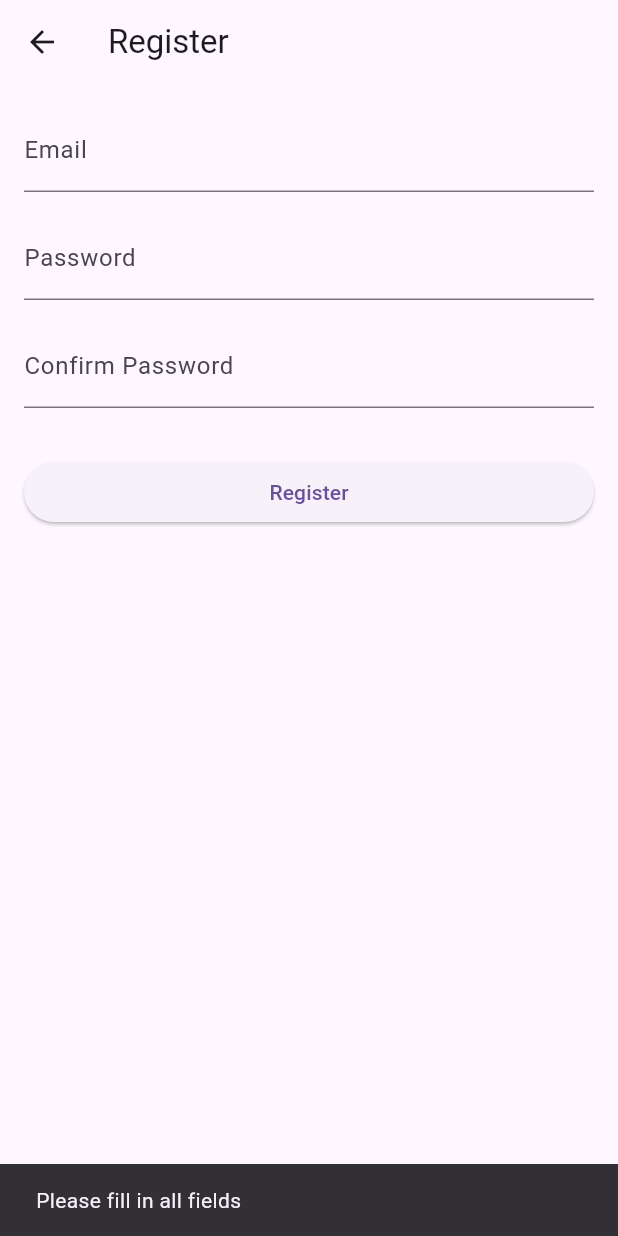
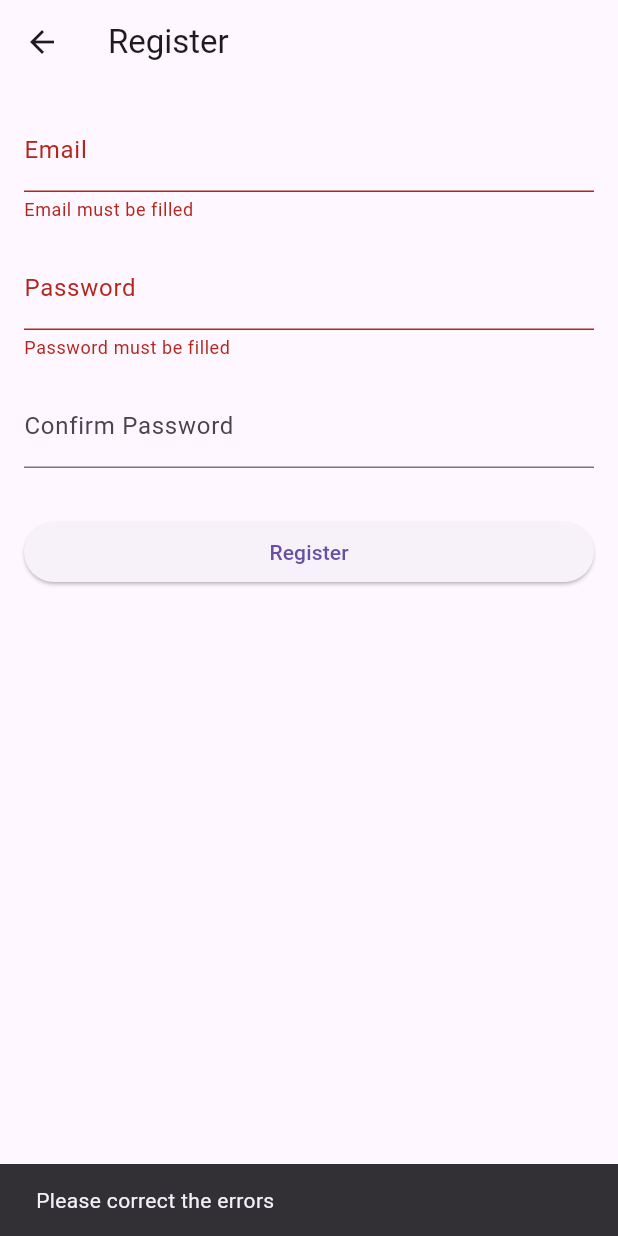
Before and after one commit to yudhisthereal/task_manager_app, a Flutter app: the RegisterScreen screen opened by its route, after a tap on "Register", on a phone screen of 412 x 824 dp. Run offline on Flutter 3.47's test engine with Material 3 defaults, Android fonts, the phone set to English and light mode, and no system bars; our stand-ins replace email_validator, equatable, flutter_bloc, sqflite; accounts and stored records are empty.

Commit message:
refine registration input validation

```diff
--- a/lib/screens/auth/register_screen.dart
+++ b/lib/screens/auth/register_screen.dart
@@ -1,3 +1,4 @@
+import 'package:email_validator/email_validator.dart';
 import 'package:flutter/material.dart';
 import 'package:flutter_bloc/flutter_bloc.dart';
 import '../../blocs/auth/auth_bloc.dart';
@@ -16,6 +17,11 @@ class RegisterScreen extends StatelessWidget {
 
   @override
   Widget build(BuildContext context) {
+    // Controllers that hold input error state
+    final emailError = ValueNotifier<String?>(null);
+    final passwordError = ValueNotifier<String?>(null);
+    final confirmPasswordError = ValueNotifier<String?>(null);
+
     return Scaffold(
       appBar: AppBar(
         title: const Text('Register'),
@@ -25,23 +31,44 @@ class RegisterScreen extends StatelessWidget {
         child: Column(
           crossAxisAlignment: CrossAxisAlignment.stretch,
           children: [
-            TextField(
+            ValueListenableBuilder<String?>(
+              valueListenable: emailError,
+              builder: (context, error, child) {
+                return TextField(
                   controller: emailController,
-              decoration: const InputDecoration(labelText: 'Email'),
+                  decoration: InputDecoration(
+                    labelText: 'Email',
+                    errorText: error
+                    ),
                   keyboardType: TextInputType.emailAddress,
+                );
+              }),
+            const SizedBox(height: 16),
+            ValueListenableBuilder<String?>(
+              valueListenable: passwordError,
+              builder: (context, error, child) {
+                return TextField(
+                  controller: passwordController,
+                  decoration: InputDecoration(
+                    labelText: 'Password',
+                    errorText: error
                     ),
+                  obscureText: true,
+                );
+              }),
             const SizedBox(height: 16),
-            TextField(
-              controller: passwordController,
-              decoration: const InputDecoration(labelText: 'Password'),
+            ValueListenableBuilder(
+              valueListenable: confirmPasswordError,
+              builder: (context, error, child) {
+                return TextField(
+                  controller: confirmPasswordController,
+                  decoration: InputDecoration(
+                    labelText: 'Confirm Password',
+                    errorText: error
+                    ),
                   obscureText: true,
-            ),
-            const SizedBox(height: 16),
-            TextField(
-              controller: confirmPasswordController,
-              decoration: const InputDecoration(labelText: 'Confirm Password'),
-              obscureText: true,
-            ),
+                );
+              }),
             const SizedBox(height: 32),
             BlocConsumer<AuthBloc, AuthState>(
               listener: (context, state) {
@@ -64,26 +91,44 @@ class RegisterScreen extends StatelessWidget {
                   onPressed: () {
                     final email = emailController.text.trim();
                     final password = passwordController.text.trim();
-                    final confirmPassword =
-                        confirmPasswordController.text.trim();
+                    final confirmPassword = confirmPasswordController.text.trim();
 
-                    if (email.isEmpty || password.isEmpty || confirmPassword.isEmpty) {
-                      ScaffoldMessenger.of(context).showSnackBar(
-                        const SnackBar(content: Text('Please fill in all fields')),
-                      );
-                      return;
+                    bool isValid = true;
+
+                    // Validate email
+                    if (email.isEmpty) {
+                      emailError.value = 'Email must be filled';
+                      isValid = false;
+                    } else if (!EmailValidator.validate(email)) {
+                      emailError.value = 'Invalid email format';
+                      isValid = false;
+                    } else {
+                      emailError.value = null;
                     }
 
-                    if (password != confirmPassword) {
-                      ScaffoldMessenger.of(context).showSnackBar(
-                        const SnackBar(content: Text('Passwords do not match')),
-                      );
-                      return;
+                    // Validate password
+                    if (password.isEmpty) {
+                      passwordError.value = 'Password must be filled';
+                      confirmPasswordError.value = null;
+                      isValid = false;
+                    } else if (password != confirmPassword) {
+                      passwordError.value = null;
+                      confirmPasswordError.value = 'Passwords do not match';
+                      isValid = false;
+                    } else {
+                      passwordError.value = null;
+                      confirmPasswordError.value = null;
                     }
 
+                    if (isValid) {
                       context
                           .read<AuthBloc>()
                           .add(RegisterEvent(email, password));
+                    } else {
+                      ScaffoldMessenger.of(context).showSnackBar(
+                        const SnackBar(content: Text('Please correct the errors'))
+                      );
+                    }
                   },
                   child: const Text('Register'),
                 );
```
Lines whose indentation alone changed are shown as unchanged.
